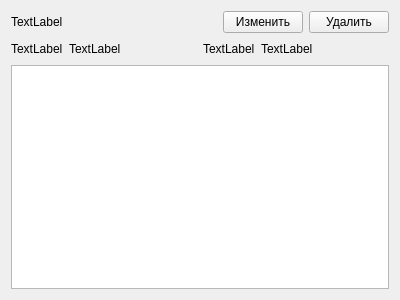
First picture: the form in BD/CoursWork/GameStore/code/control/ClassCommentaryWidget/commentarywidget.ui, repository andrej22116/PSU_Labs, before the edit.
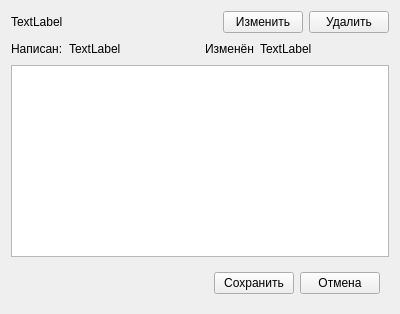
Second picture: the form after the edit.

What changed in the file:
```diff
--- a/BD/CoursWork/GameStore/code/control/ClassCommentaryWidget/commentarywidget.ui
+++ b/BD/CoursWork/GameStore/code/control/ClassCommentaryWidget/commentarywidget.ui
@@ -56,7 +56,7 @@
      <item>
       <widget class="QLabel" name="labelCtreateDateInfo">
        <property name="text">
-        <string>TextLabel</string>
+        <string>Написан:</string>
        </property>
       </widget>
      </item>
@@ -83,7 +83,7 @@
      <item>
       <widget class="QLabel" name="labelModifyDateInfo">
        <property name="text">
-        <string>TextLabel</string>
+        <string>Изменён</string>
        </property>
       </widget>
      </item>
@@ -110,7 +110,52 @@
     </layout>
    </item>
    <item>
-    <widget class="QTextBrowser" name="textBrowser"/>
+    <widget class="QTextBrowser" name="comment">
+     <property name="sizePolicy">
+      <sizepolicy hsizetype="Expanding" vsizetype="Minimum">
+       <horstretch>0</horstretch>
+       <verstretch>0</verstretch>
+      </sizepolicy>
+     </property>
+     <property name="font">
+      <font>
+       <pointsize>12</pointsize>
+      </font>
+     </property>
+    </widget>
+   </item>
+   <item>
+    <widget class="QWidget" name="widgetModifyButtons" native="true">
+     <layout class="QHBoxLayout" name="horizontalLayout_3">
+      <item>
+       <spacer name="horizontalSpacer_3">
+        <property name="orientation">
+         <enum>Qt::Horizontal</enum>
+        </property>
+        <property name="sizeHint" stdset="0">
+         <size>
+          <width>199</width>
+          <height>20</height>
+         </size>
+        </property>
+       </spacer>
+      </item>
+      <item>
+       <widget class="QPushButton" name="buttonSave">
+        <property name="text">
+         <string>Сохранить</string>
+        </property>
+       </widget>
+      </item>
+      <item>
+       <widget class="QPushButton" name="buttonCancel">
+        <property name="text">
+         <string>Отмена</string>
+        </property>
+       </widget>
+      </item>
+     </layout>
+    </widget>
    </item>
   </layout>
  </widget>
```
